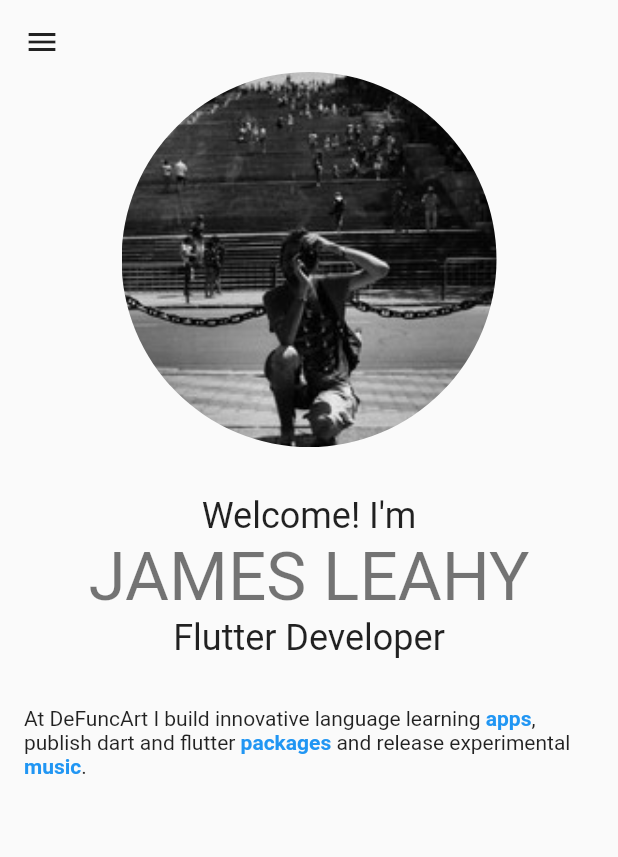
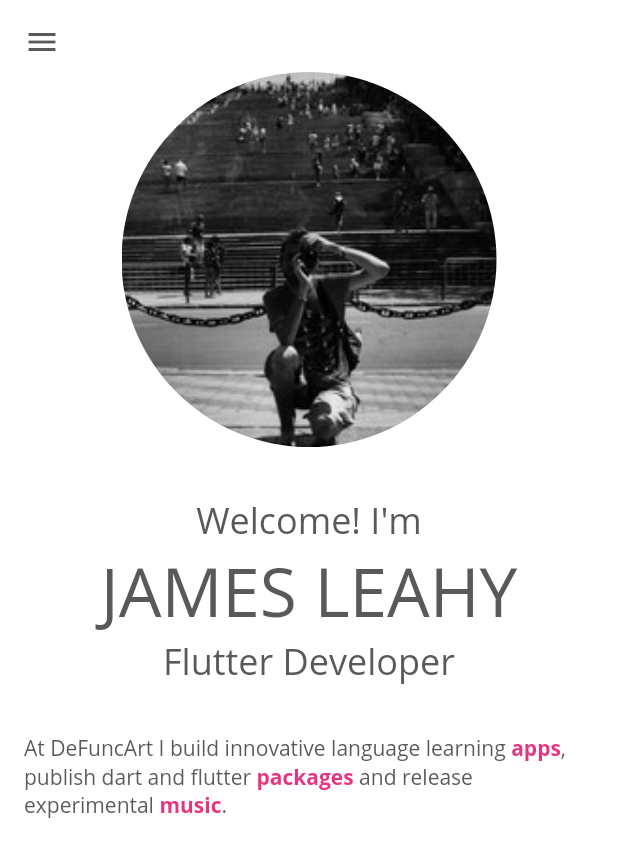
Before and after one commit to defuncart/defuncart.github.io, a Flutter app: the screen it shows after launch, on a phone screen of 412 x 824 dp. Shown: the top 857 px of the screen. Run offline on Flutter 3.47's test engine with Material 2 defaults, Android fonts, the phone set to English and light mode, and no system bars; our stand-ins replace flutter_html; missing offline and left inert: dart:html, markdown.

Commit message:
Add AppThemes.

```diff
--- /dev/null
+++ b/lib/configs/app_themes.dart
@@ -0,0 +1,44 @@
+import 'package:flutter/material.dart';
+
+// ignore_for_file: unused_field
+abstract class AppThemes {
+  static final light = ThemeData.light().copyWith(
+    accentColor: _DFAColors.pink,
+    scaffoldBackgroundColor: Colors.white,
+    iconTheme: IconThemeData(
+      color: _AppColors.regular,
+    ),
+    textTheme: ThemeData.light().textTheme.apply(
+          fontFamily: 'OpenSans',
+          bodyColor: _AppColors.regular,
+          displayColor: _AppColors.regular,
+        ),
+    cardColor: Colors.white,
+  );
+
+  static final dark = ThemeData.dark().copyWith(
+    accentColor: _DFAColors.pink,
+    // scaffoldBackgroundColor: _AppColors.regular,
+    iconTheme: IconThemeData(
+      color: _AppColors.light,
+    ),
+    textTheme: ThemeData.light().textTheme.apply(
+          fontFamily: 'OpenSans',
+          bodyColor: _AppColors.light,
+          displayColor: _AppColors.light,
+        ),
+    // cardColor: Colors.white,
+  );
+}
+
+abstract class _AppColors {
+  static const regular = Color(0xff58595b);
+  static const light = Color(0xffa7a9ac);
+}
+
+abstract class _DFAColors {
+  static const pink = Color(0xffE8337E);
+  static const blue = Color(0xff337EE8);
+  static const green = Color(0xff33E87E);
+  static const yellow = Color(0xffE8E833);
+}
--- a/lib/widgets/my_app.dart
+++ b/lib/widgets/my_app.dart
@@ -1,3 +1,4 @@
+import 'package:defuncart_github_io/configs/app_themes.dart';
 import 'package:defuncart_github_io/widgets/routing/routing.dart';
 import 'package:flutter/material.dart';
 
@@ -7,6 +8,9 @@ class MyApp extends StatelessWidget {
     return MaterialApp.router(
       routerDelegate: MyAppRouterDelegate(),
       routeInformationParser: MyAppRouteInformationParser(),
+      theme: AppThemes.light,
+      // darkTheme: AppThemes.dark,
+      // themeMode: ThemeMode.dark,
     );
   }
 }
```
